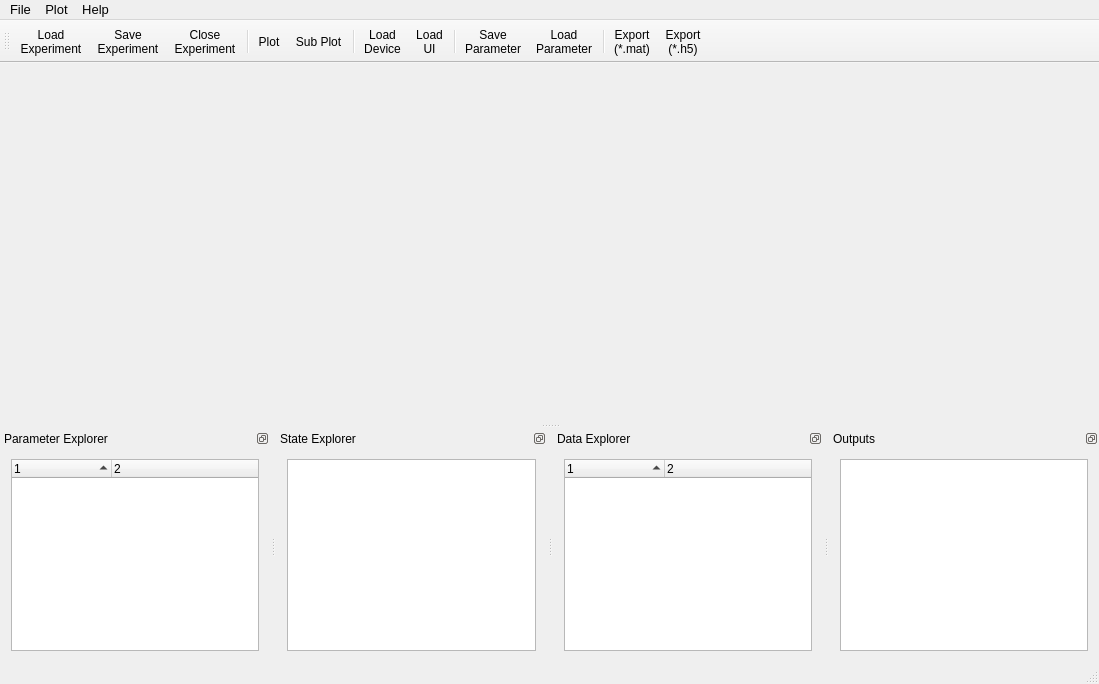
Qt form mainwindow.ui (ConverterLabs/LabAnalyser) before a commit.
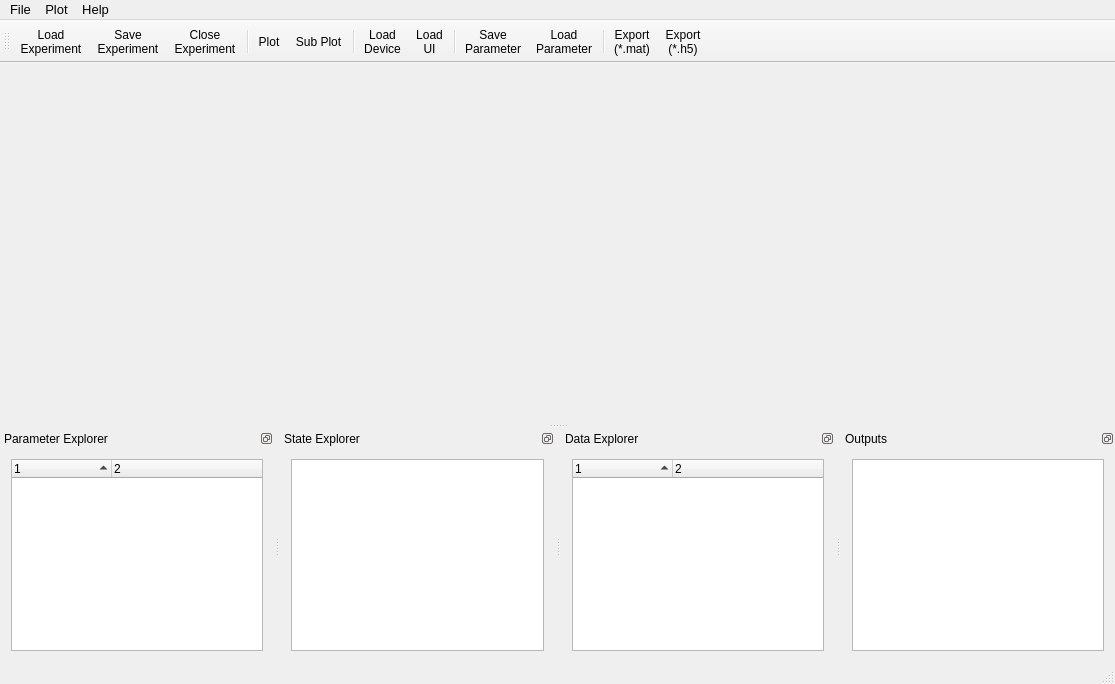
The same form after that commit. Icons and pictures are not drawn. Custom widgets are drawn as their Qt base class.

```diff
--- a/mainwindow.ui
+++ b/mainwindow.ui
@@ -6,7 +6,7 @@
    <rect>
     <x>0</x>
     <y>0</y>
-    <width>1099</width>
+    <width>1115</width>
     <height>684</height>
    </rect>
   </property>
@@ -55,8 +55,8 @@
     <rect>
      <x>0</x>
      <y>0</y>
-     <width>1099</width>
-     <height>21</height>
+     <width>1115</width>
+     <height>29</height>
     </rect>
    </property>
    <widget class="QMenu" name="menu">
@@ -102,7 +102,6 @@
    <property name="font">
     <font>
      <pointsize>9</pointsize>
-     <weight>50</weight>
      <bold>false</bold>
      <kerning>true</kerning>
     </font>
```
Left out of the diff: 12 changed lines with no effect on the pictures.
